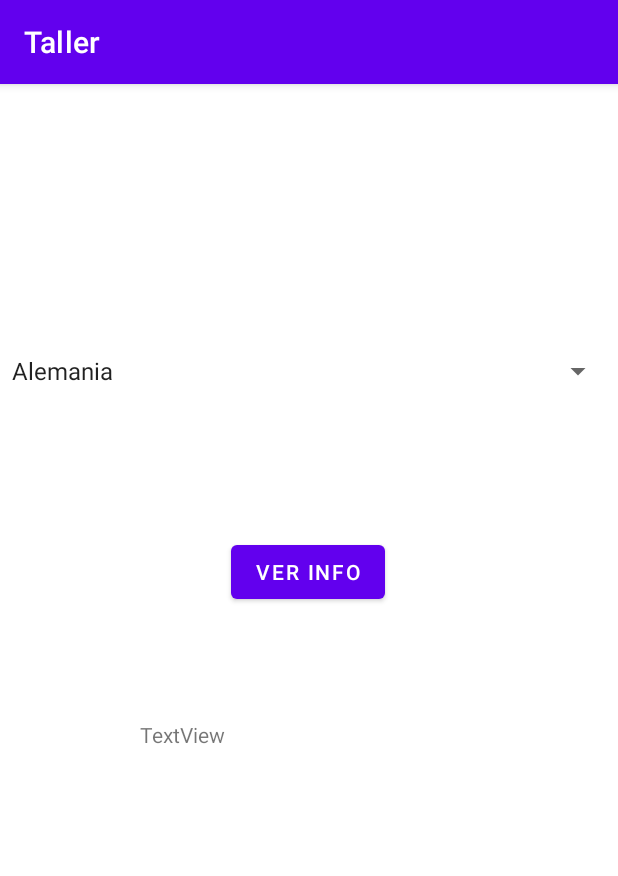
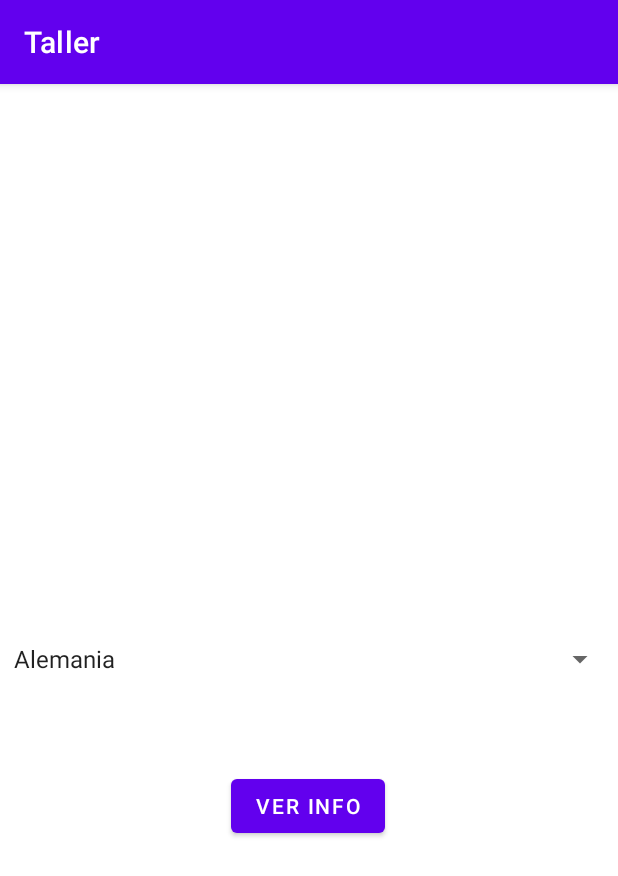
Before and after one commit to JuanDR-19/TallerCompuMovil, an Android app: the ListaDePaises screen opened directly, with no data from a screen before it, on a phone screen of 412 x 824 dp. Shown: the top 876 px of the screen. Run offline under Robolectric (Android 15) with nearby library versions, the phone set to English and light mode, and no system bars.

Commit message:
Update activity_lista_de_paises.xml

```diff
--- a/app/src/main/res/layout/activity_lista_de_paises.xml
+++ b/app/src/main/res/layout/activity_lista_de_paises.xml
@@ -12,11 +12,10 @@
         android:layout_height="wrap_content"
         app:layout_constraintBottom_toBottomOf="parent"
         app:layout_constraintEnd_toEndOf="parent"
-        app:layout_constraintHorizontal_bias="0.0"
         app:layout_constraintStart_toStartOf="parent"
 
         app:layout_constraintTop_toTopOf="parent"
-        app:layout_constraintVertical_bias="0.241" />
+        app:layout_constraintVertical_bias="0.499" />
 
     <Button
         android:id="@+id/Info"
@@ -30,13 +29,4 @@
         app:layout_constraintTop_toBottomOf="@+id/spinner2"
         app:layout_constraintVertical_bias="0.19" />
 
-    <TextView
-        android:id="@+id/textView2"
-        android:layout_width="225dp"
-        android:layout_height="269dp"
-        android:text="TextView"
-        app:layout_constraintBottom_toBottomOf="parent"
-        app:layout_constraintEnd_toEndOf="parent"
-        app:layout_constraintStart_toStartOf="parent"
-        app:layout_constraintTop_toBottomOf="@+id/Info" />
 </androidx.constraintlayout.widget.ConstraintLayout>
```
